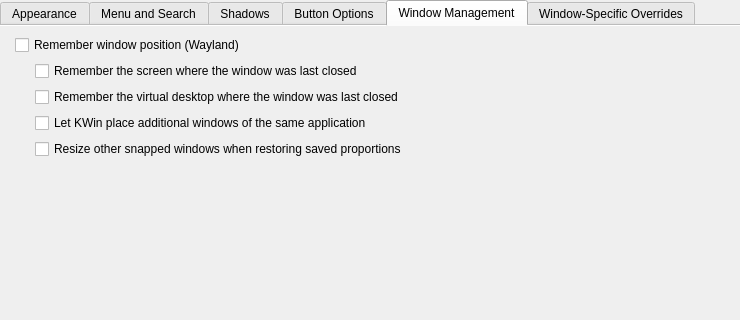
First picture: the form in src/kcm/config.ui, repository guiodic/material-decoration, before the edit; both pictures show x 0 to 740 and y 0 to 320 of the 740 by 749 pixel window.
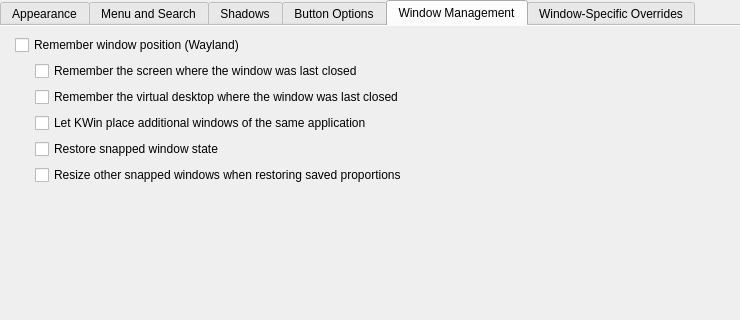
Second picture: the form after the edit. The open tabs and pages were chosen to show the change. Custom widgets are drawn as their Qt base class.

Commit message: Make window snap restoration optional with per-window overrides (#390)

What changed in the file:
```diff
--- a/src/kcm/config.ui
+++ b/src/kcm/config.ui
@@ -842,6 +842,13 @@
 additional windows too, cascading overlapping windows.</string></property>
            </widget>
           </item>
+          <item>
+           <widget class="QCheckBox" name="kcfg_RestoreWindowTiling">
+            <property name="text"><string>Restore snapped window state</string></property>
+            <property name="toolTip"><string>Restore saved edge snapping or custom tiling when a window reopens.
+When disabled, reopen it floating with its known normal size.</string></property>
+           </widget>
+          </item>
           <item>
            <widget class="QCheckBox" name="kcfg_ResizeOtherTiledWindows">
             <property name="text"><string>Resize other snapped windows when restoring saved proportions</string></property>
```
The commit also changes 31 other files.
